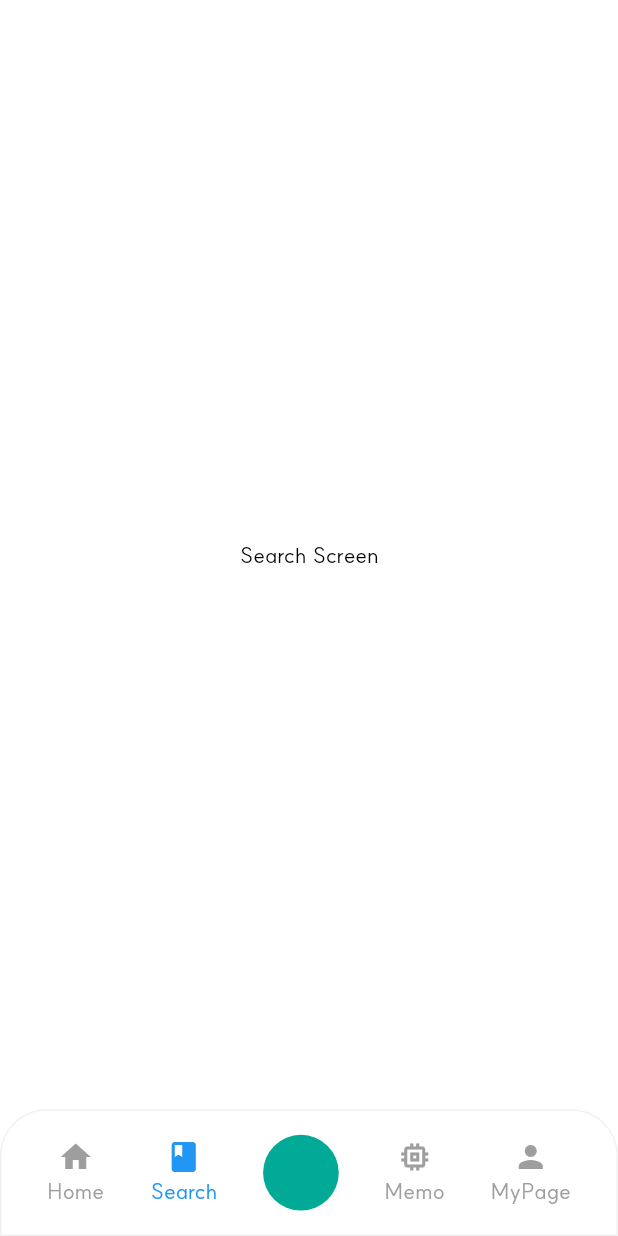
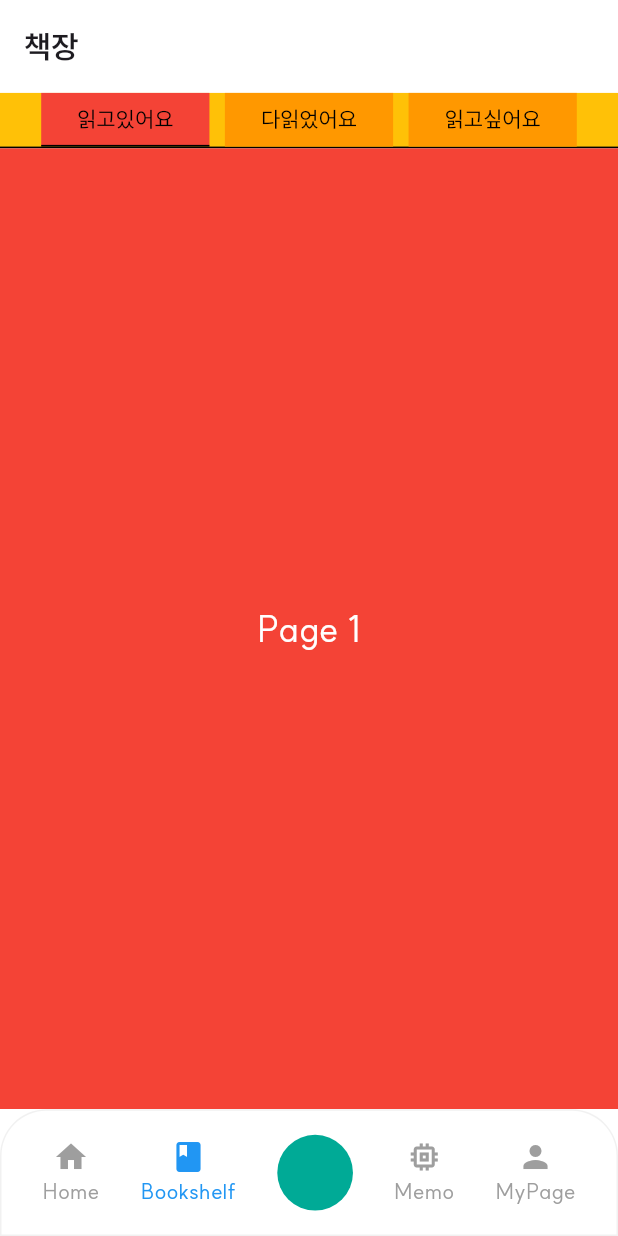
Before and after one commit to ReadingGarden/App, a Flutter app: the BottomNaviPage screen opened by its route, item 2 of the bottom bar chosen, on a phone screen of 412 x 824 dp. Run offline on Flutter 3.47's test engine with Material 3 defaults, Android fonts, the phone set to English and light mode, and no system bars; our stand-ins replace dio, flutter_riverpod, flutter_screenutil, flutter_svg, flutter_switch, fluttertoast and 2 more; missing offline and left inert: kakao_flutter_sdk_user; accounts and stored records are empty; network calls fail; project files that could hold a hidden picture were left out.

Commit message:
[FEAT] 책장 페이지

```diff
--- a/lib/BottomNaviPage.dart
+++ b/lib/BottomNaviPage.dart
@@ -1,3 +1,4 @@
+import 'package:book_flutter/book/BookshelfPage.dart';
 import 'package:flutter/material.dart';
 import 'package:flutter_riverpod/flutter_riverpod.dart';
 import 'package:flutter_screenutil/flutter_screenutil.dart';
@@ -21,12 +22,7 @@ class BottomNaviPage extends ConsumerWidget {
     return Scaffold(
       body: IndexedStack(
         index: currentIndex,
-        children: [
-          GardenPage(),
-          Center(child: Text('Search Screen')),
-          MemoPage(),
-          MyPage()
-        ],
+        children: [GardenPage(), BookShelfPage(), MemoPage(), MyPage()],
       ),
       bottomNavigationBar: CustomBottomNavigationBar(
         currentIndex: currentIndex,
@@ -68,7 +64,7 @@ class CustomBottomNavigationBar extends StatelessWidget {
           _buildTabItem(
             index: 1,
             icon: Icons.book,
-            label: 'Search',
+            label: 'Bookshelf',
           ),
           GestureDetector(
               onTap: () => print('dd'),
--- /dev/null
+++ b/lib/book/BookshelfPage.dart
@@ -0,0 +1,106 @@
+import 'package:flutter/material.dart';
+import 'package:flutter_riverpod/flutter_riverpod.dart';
+import 'package:flutter_screenutil/flutter_screenutil.dart';
+
+import '../utils/AppColors.dart';
+
+final pageViewIndexProvider = StateProvider<int>((ref) => 0);
+
+class BookShelfPage extends ConsumerStatefulWidget {
+  @override
+  _BookShelfPageState createState() => _BookShelfPageState();
+}
+
+class _BookShelfPageState extends ConsumerState<BookShelfPage> {
+  final PageController _pageController = PageController();
+  @override
+  Widget build(BuildContext context) {
+    return Scaffold(
+      appBar: AppBar(
+        toolbarHeight: 60.h,
+        backgroundColor: Colors.white,
+        scrolledUnderElevation: 0,
+        centerTitle: false,
+        title: Text(
+          '책장',
+          style: TextStyle(fontSize: 20.sp, fontWeight: FontWeight.bold),
+        ),
+      ),
+      body: Column(
+        children: [
+          Container(
+            padding: EdgeInsets.symmetric(horizontal: 24.w),
+            height: 36.h,
+            decoration: BoxDecoration(
+              color: Colors.amber,
+              border: Border(
+                  bottom: BorderSide(
+                width: 1.w,
+              )),
+            ),
+            child: Row(
+              mainAxisAlignment: MainAxisAlignment.spaceBetween,
+              children: [
+                _titleButton('읽고있어요', 0),
+                _titleButton('다읽었어요', 1),
+                _titleButton('읽고싶어요', 2)
+              ],
+            ),
+          ),
+          Expanded(
+            child: Container(
+                child: PageView.builder(
+              itemCount: 3,
+              controller: _pageController,
+              onPageChanged: (int page) {
+                ref.read(pageViewIndexProvider.notifier).state = page;
+              },
+              itemBuilder: (context, index) {
+                return Container(
+                  color: index == 0
+                      ? Colors.red
+                      : index == 1
+                          ? Colors.green
+                          : Colors.blue,
+                  child: Center(
+                    child: Text(
+                      'Page ${index + 1}',
+                      style: TextStyle(fontSize: 24, color: Colors.white),
+                    ),
+                  ),
+                );
+              },
+            )),
+          ),
+        ],
+      ),
+    );
+  }
+
+  Widget _titleButton(String title, int index) {
+    return GestureDetector(
+      onTap: () {
+        print('클릭하면 해당 인덱스 페이지 이동');
+        _pageController.animateToPage(index,
+            duration: const Duration(milliseconds: 300),
+            curve: Curves.easeInOut);
+      },
+      child: Container(
+          alignment: Alignment.center,
+          width: 98.w,
+          height: 36.h,
+          decoration: BoxDecoration(
+              color: ref.watch(pageViewIndexProvider) == index
+                  ? Colors.red
+                  : Colors.orange,
+              border: Border(
+                  bottom: BorderSide(
+                color: ref.watch(pageViewIndexProvider) == index
+                    ? Colors.black
+                    : Colors.transparent,
+                width: 1.w,
+              ))),
+          child: Text(title)),
+    );
+  }
+}
--- a/lib/utils/Router.dart
+++ b/lib/utils/Router.dart
@@ -1,3 +1,4 @@
+import 'package:book_flutter/book/BookshelfPage.dart';
 import 'package:book_flutter/memo/MemoDetailPage.dart';
 import 'package:book_flutter/memo/MemoWrite.dart';
 import 'package:flutter/material.dart';
@@ -79,6 +80,10 @@ final GoRouter router = GoRouter(
         builder: (context, state) => const BottomNaviPage(),
       ),
       GoRoute(
+          path: '/bottom-navi/bookshelf',
+          name: 'bookshelf',
+          builder: (context, state) => BookShelfPage()),
+      GoRoute(
           path: '/bottom-navi/memo',
           name: 'memo',
           builder: (context, state) => MemoPage(),
```
